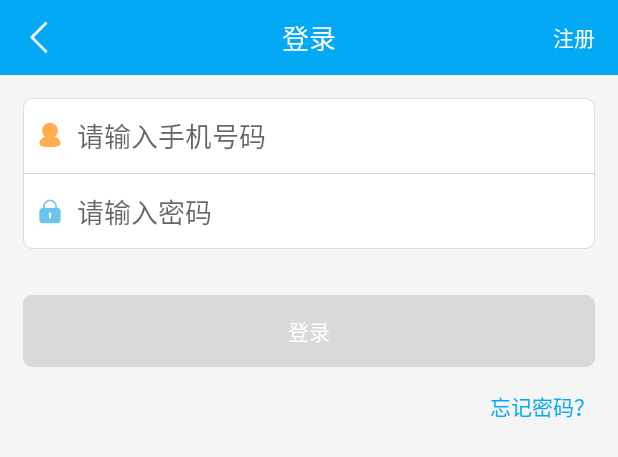
After one commit to FMJZHF/KotlinMall, an Android app: the layout activity_login.xml on its own in the app's theme, with its tools: preview values and no code run, on a phone screen of 412 x 824 dp. The commit adds this screen. Shown: the top 457 px of the screen. Run offline under Robolectric (Android 15) with nearby library versions, the phone set to English and light mode, and no system bars.

Commit message:
实现用户登录功能

```diff
--- a/BaseLibrary/src/main/java/com/kotlin/base/common/BaseConstant.kt
+++ b/BaseLibrary/src/main/java/com/kotlin/base/common/BaseConstant.kt
@@ -11,7 +11,8 @@ class BaseConstant {
     companion object {
 
         //本地服务器地址
-        const val SERVER_ADDRESS = "http://192.168.11.245:8081/kotlin/"
+        const val SERVER_ADDRESS = "http://192.168.1.104:8081/kotlin/"
+//        const val SERVER_ADDRESS = "http://192.168.11.245:8081/kotlin/"
 
         //SP表名
         const val TABLE_PREFS = "Kotlin_mall"
--- a/BaseLibrary/src/main/java/com/kotlin/base/ext/CommonExt.kt
+++ b/BaseLibrary/src/main/java/com/kotlin/base/ext/CommonExt.kt
@@ -26,7 +26,7 @@ import rx.schedulers.Schedulers
 /*
     扩展Observable执行 方法
  */
-fun <T> Observable<T>.execute(subscriber: BaseSubscriber<T>, lifecycleProvider: LifecycleProvider<*>) {
+fun <T> Observable<T>.excute(subscriber: BaseSubscriber<T>, lifecycleProvider: LifecycleProvider<*>) {
     this.observeOn(AndroidSchedulers.mainThread())
             .compose(lifecycleProvider.bindToLifecycle())
             .subscribeOn(Schedulers.io())
--- a/BaseLibrary/src/main/java/com/kotlin/base/widgets/HeaderBar.kt
+++ b/BaseLibrary/src/main/java/com/kotlin/base/widgets/HeaderBar.kt
@@ -69,6 +69,7 @@ class HeaderBar @JvmOverloads constructor(
             }
         }
 
+    }
 
     /*
         获取左侧视图
@@ -90,6 +91,5 @@ class HeaderBar @JvmOverloads constructor(
     fun getRightText(): String {
         return mRightTv.text.toString()
     }
-    }
 
 }
--- a/BaseLibrary/src/main/res/values/styles.xml
+++ b/BaseLibrary/src/main/res/values/styles.xml
@@ -63,4 +63,22 @@
         <item name="android:layout_margin">@dimen/common_margin</item>
         <item name="android:enabled">false</item>
     </style>
+
+    <!-- 横向分隔线 -->
+    <style name="DividerFixedHeight">
+        <item name="android:background">@color/common_divider</item>
+        <item name="android:layout_width">match_parent</item>
+        <item name="android:layout_height">@dimen/common_divider_height</item>
+    </style>
+    <!-- 竖向分隔线 -->
+    <style name="DividerFixedWidth">
+        <item name="android:background">@color/common_divider</item>
+        <item name="android:layout_width">@dimen/common_divider_width</item>
+        <item name="android:layout_height">match_parent</item>
+    </style>
+    <!-- 竖向分隔线 带上下间距 -->
+    <style name="DividerFixedWidth.MarginTopBottom" parent="@style/DividerFixedWidth">
+        <item name="android:layout_marginTop">@dimen/common_margin_middle</item>
+        <item name="android:layout_marginBottom">@dimen/common_margin_middle</item>
+    </style>
 </resources>
--- a/UserCenter/src/main/debug/AndroidManifest.xml
+++ b/UserCenter/src/main/debug/AndroidManifest.xml
@@ -13,12 +13,16 @@
         android:label="@string/app_name"
         android:supportsRtl="true"
         android:theme="@style/AppTheme">
-        <activity android:name=".ui.activity.RegisterActivity">
+        <activity android:name=".ui.activity.LoginActivity">
             <intent-filter>
                 <action android:name="android.intent.action.MAIN" />
 
                 <category android:name="android.intent.category.LAUNCHER" />
             </intent-filter>
         </activity>
+
+
+        <activity android:name=".ui.activity.RegisterActivity"/>
+
     </application>
 </manifest>
--- a/UserCenter/src/main/java/com/kotlin/user/injection/component/UserComponent.kt
+++ b/UserCenter/src/main/java/com/kotlin/user/injection/component/UserComponent.kt
@@ -3,6 +3,7 @@ package com.kotlin.user.injection.component
 import com.kotlin.base.injection.PerComponentScope
 import com.kotlin.base.injection.component.ActivityComponent
 import com.kotlin.user.injection.module.UserModule
+import com.kotlin.user.ui.activity.LoginActivity
 import com.kotlin.user.ui.activity.RegisterActivity
 import dagger.Component
 
@@ -19,4 +20,5 @@ import dagger.Component
 @Component(dependencies = arrayOf(ActivityComponent::class), modules = arrayOf(UserModule::class))
 interface UserComponent {
     fun inject(activity: RegisterActivity)
+    fun inject(activity: LoginActivity)
 }
--- a/UserCenter/src/main/java/com/kotlin/user/presenter/RegisterPresenter.kt
+++ b/UserCenter/src/main/java/com/kotlin/user/presenter/RegisterPresenter.kt
@@ -1,6 +1,6 @@
 package com.kotlin.user.presenter
 
-import com.kotlin.base.ext.execute
+import com.kotlin.base.ext.excute
 import com.kotlin.base.presenter.BasePresenter
 import com.kotlin.base.rx.BaseSubscriber
 import com.kotlin.base.utils.NetWorkUtils
@@ -35,7 +35,7 @@ class RegisterPresenter @Inject constructor() : BasePresenter<RegisterView>() {
          * 业务逻辑
          */
         userService.register(mobile, pwd, verifyCode)
-                .execute(object : BaseSubscriber<Boolean>(mView) {
+                .excute(object : BaseSubscriber<Boolean>(mView) {
                     override fun onNext(t: Boolean) {
                         if (t)
                             mView.onRegisterResult("注册成功")
--- a/UserCenter/src/main/java/com/kotlin/user/presenter/view/RegisterView.kt
+++ b/UserCenter/src/main/java/com/kotlin/user/presenter/view/RegisterView.kt
@@ -4,11 +4,11 @@ import com.kotlin.base.presenter.view.BaseView
 
 /**
  *
- *  Desc:
+ *  Desc: 用户注册 视图回调
  *
  * @author zhf QQ:578121695
  * @time 2018/10/18 14:55
  */
 interface RegisterView : BaseView {
-    fun onRegisterResult(result:String)
+    fun onRegisterResult(result: String)
 }
--- a/UserCenter/src/main/java/com/kotlin/user/service/UserService.kt
+++ b/UserCenter/src/main/java/com/kotlin/user/service/UserService.kt
@@ -1,5 +1,6 @@
 package com.kotlin.user.service
 
+import com.kotlin.user.data.protocol.UserInfo
 import rx.Observable
 
 
@@ -11,5 +12,10 @@ import rx.Observable
  * @time 2018/10/18 17:07
  */
 interface UserService {
+    // 用户注册
     fun register(mobile: String, pwd: String, verifyCode: String): Observable<Boolean>
+
+    //用户登录
+    fun login(mobile: String, pwd: String, pushId: String): Observable<UserInfo>
+
 }
--- /dev/null
+++ b/UserCenter/src/main/res/layout/activity_login.xml
@@ -0,0 +1,54 @@
+<?xml version="1.0" encoding="utf-8"?>
+<LinearLayout xmlns:android="http://schemas.android.com/apk/res/android"
+    xmlns:app="http://schemas.android.com/apk/res-auto"
+    style="@style/MatchMatch.Vertical.Common">
+
+    <com.kotlin.base.widgets.HeaderBar
+        android:id="@+id/mHeaderBar"
+        style="@style/MatchWrap"
+        app:rightText="注册"
+        app:titleText="登录" />
+
+    <LinearLayout
+        style="@style/MatchWrap.Vertical"
+        android:layout_margin="@dimen/common_margin"
+        android:background="@drawable/border_corner_all">
+
+        <EditText
+            android:id="@+id/mMobileEt"
+            android:layout_width="match_parent"
+            android:layout_height="@dimen/common_line_height"
+            android:background="@null"
+            android:drawableLeft="@drawable/icon_user_name"
+            android:drawablePadding="@dimen/common_padding_small"
+            android:hint="请输入手机号码"
+            android:inputType="phone"
+            android:paddingLeft="@dimen/common_padding_small" />
+
+        <View style="@style/DividerFixedHeight" />
+
+        <EditText
+            android:id="@+id/mPwdEt"
+            android:layout_width="match_parent"
+            android:layout_height="@dimen/common_line_height"
+            android:background="@null"
+            android:drawableLeft="@drawable/icon_pwd"
+            android:drawablePadding="@dimen/common_padding_small"
+            android:hint="请输入密码"
+            android:inputType="textPassword"
+            android:paddingLeft="@dimen/common_padding_small" />
+    </LinearLayout>
+
+    <Button
+        android:id="@+id/mLoginBtn"
+        style="@style/FullBtnStyle"
+        android:text="登录" />
+
+    <TextView
+        android:id="@+id/mForgetPwdTv"
+        style="@style/WrapWrap"
+        android:layout_gravity="right"
+        android:layout_marginRight="@dimen/common_margin"
+        android:text="忘记密码？"
+        android:textColor="@color/common_blue" />
+</LinearLayout>
```
Also changed, not shown: UserCenter/src/main/java/com/kotlin/user/data/api/UserApi.kt (+6 -3 lines), UserCenter/src/main/java/com/kotlin/user/data/protocol/LoginReq.kt (added, +10 -0 lines), UserCenter/src/main/java/com/kotlin/user/data/protocol/UserInfo.kt (added, +15 -0 lines), UserCenter/src/main/java/com/kotlin/user/data/respository/UserRepository.kt (+10 -0 lines), UserCenter/src/main/java/com/kotlin/user/presenter/LoginPresenter.kt (added, +45 -0 lines), UserCenter/src/main/java/com/kotlin/user/presenter/view/LoginView.kt (added, +16 -0 lines), UserCenter/src/main/java/com/kotlin/user/service/impl/UserServiceImpl.kt (+13 -4 lines), UserCenter/src/main/java/com/kotlin/user/ui/activity/LoginActivity.kt (added, +99 -0 lines), 2 other files. Lines whose indentation alone changed are shown as unchanged.
